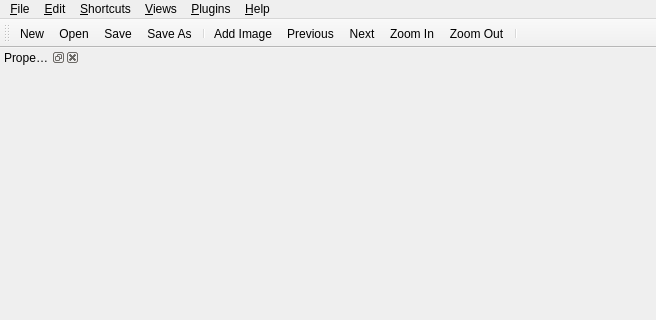
The window that sloth/gui/labeltool.ui (cvhciKIT/sloth) describes before a commit, drawn with Qt 5; both pictures show x 0 to 656 and y 0 to 320 of the 656 by 746 pixel window.
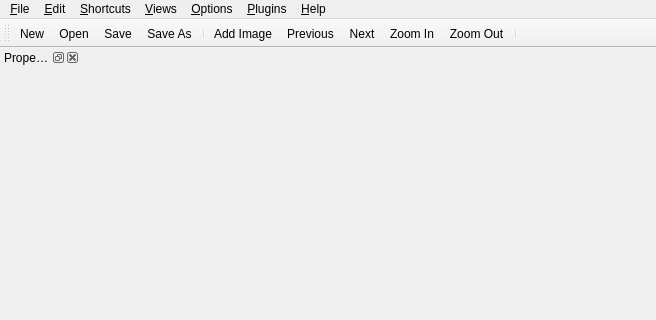
The same window after the commit. Icons and pictures are not drawn.

Commit message: Add fit-to-window mode and shortcut

```diff
--- a/sloth/gui/labeltool.ui
+++ b/sloth/gui/labeltool.ui
@@ -20,7 +20,7 @@
      <x>0</x>
      <y>0</y>
      <width>656</width>
-     <height>25</height>
+     <height>21</height>
     </rect>
    </property>
    <widget class="QMenu" name="menuFile">
@@ -62,10 +62,16 @@
      <string>&amp;Shortcuts</string>
     </property>
    </widget>
+   <widget class="QMenu" name="menuOptions">
+    <property name="title">
+     <string>&amp;Options</string>
+    </property>
+   </widget>
    <addaction name="menuFile"/>
    <addaction name="menu_Edit"/>
    <addaction name="menuShortcuts"/>
    <addaction name="menu_Views"/>
+   <addaction name="menuOptions"/>
    <addaction name="menuPlugins"/>
    <addaction name="menu_Help"/>
   </widget>
```
The commit also changes 5 other files.
